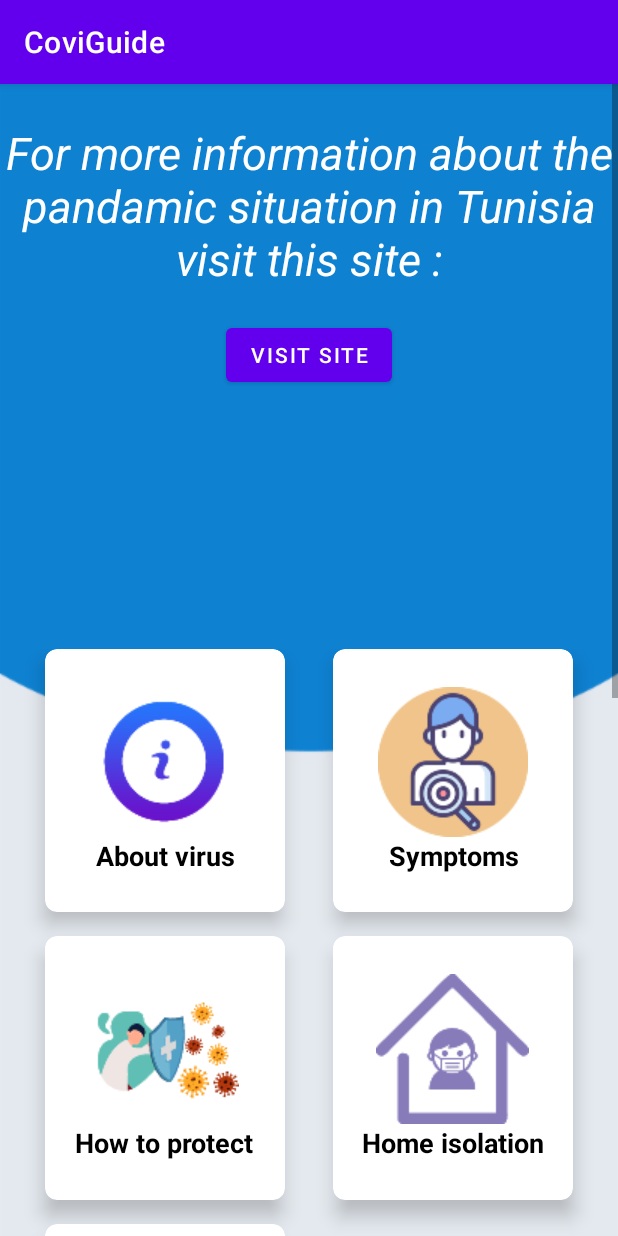
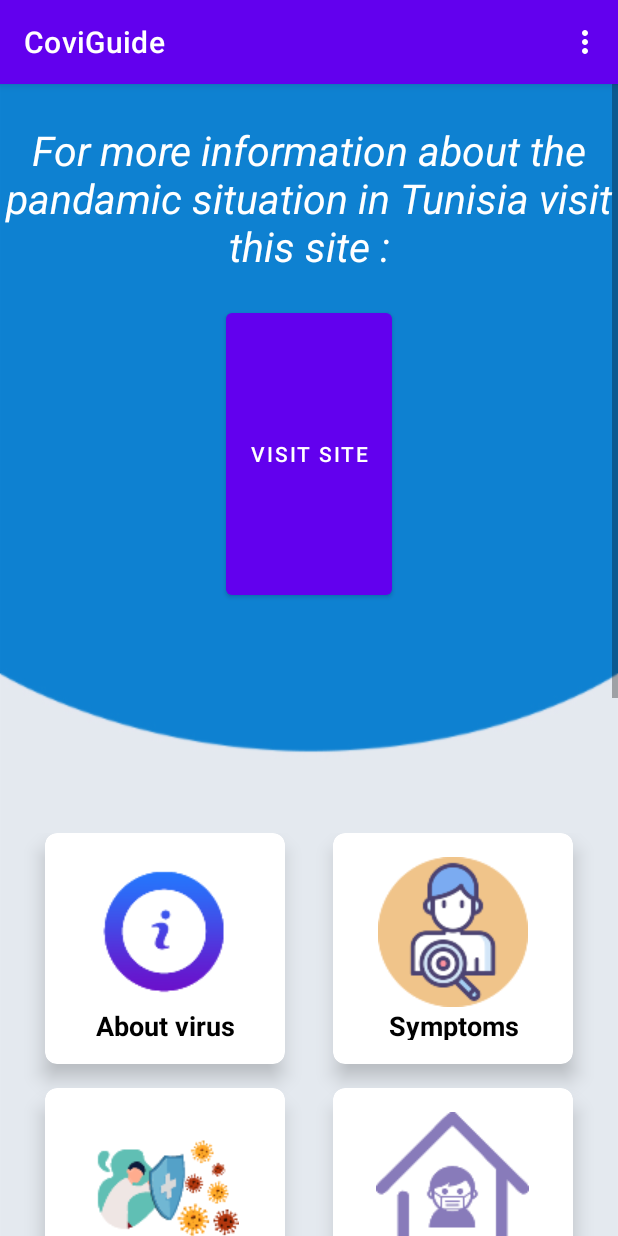
Before and after one commit to MarwaBD/AndroidProject, an Android app: the Home screen opened directly, with no data from a screen before it, on a phone screen of 412 x 824 dp. Run offline under Robolectric (Android 15) with nearby library versions, the phone set to English and light mode, and no system bars.

Commit message:
action bar adjustement

```diff
--- a/app/src/main/java/com/mma/coviguide/Home.java
+++ b/app/src/main/java/com/mma/coviguide/Home.java
@@ -1,11 +1,14 @@
 package com.mma.coviguide;
 
+import androidx.appcompat.app.ActionBar;
 import androidx.appcompat.app.AppCompatActivity;
 import androidx.cardview.widget.CardView;
 
 import android.content.Intent;
 import android.net.Uri;
 import android.os.Bundle;
+import android.view.Menu;
+import android.view.MenuItem;
 import android.view.View;
 import android.widget.GridLayout;
 import android.widget.Toast;
@@ -20,8 +23,35 @@ public class Home extends AppCompatActivity {
     protected void onCreate(Bundle savedInstanceState) {
         super.onCreate(savedInstanceState);
         setContentView(R.layout.activity_home);
+        ActionBar actionBar = getSupportActionBar();
+        actionBar.setTitle(getResources().getString(R.string.app_name));
         mainGrid = (GridLayout) findViewById(R.id.mainGrid);
         setSingleEvent(mainGrid);
+    }
+
+    public boolean onCreateOptionsMenu(Menu menu){
+        getMenuInflater().inflate(R.menu.main_menu, menu);
+        return true;
+    }
+    public boolean onOptionsItemSelected(MenuItem item){
+        int id = item.getItemId();
+        if (id == R.id.menu_home){
+            Intent myintent = new Intent(Home.this,Settings.class);
+            startActivity(myintent);
+
+            return false;
+        }
+        else if (id == R.id.aboutApp){
+            Intent myintent = new Intent(Home.this,AboutApp.class);
+            startActivity(myintent);
+
+            return false;
+        }
+        return super.onOptionsItemSelected(item);
+
+
+
+
     }
 
     public void open(View view){
--- a/app/src/main/java/com/mma/coviguide/Settings.java
+++ b/app/src/main/java/com/mma/coviguide/Settings.java
@@ -24,7 +24,7 @@ public class Settings extends AppCompatActivity {
         super.onCreate(savedInstanceState);
         loadLocal();
         setContentView(R.layout.activity_settings);
-        //change actionbar title, if you dont change it will be according to your system default language/english
+        //change actionbar title, unless it will be according to your system default language/english
         ActionBar actionBar = getSupportActionBar();
         actionBar.setTitle(getResources().getString(R.string.app_name));
 
@@ -40,7 +40,7 @@ public class Settings extends AppCompatActivity {
 
     private void showChangeLanguageDialog() {
         //array of languages
-        final String[] listItems = {"Francais","العربية"};
+        final String[] listItems = {"Francais","العربية","English"};
         AlertDialog.Builder mBuilder = new AlertDialog.Builder(Settings.this);
         mBuilder.setTitle("Choose language...");
         mBuilder.setSingleChoiceItems(listItems, -1, new DialogInterface.OnClickListener() {
--- a/app/src/main/res/layout/activity_home.xml
+++ b/app/src/main/res/layout/activity_home.xml
@@ -25,12 +25,12 @@
                 android:text="@string/hometext"
                 android:textAlignment="center"
                 android:textColor="@android:color/white"
-                android:textSize="30sp"
+                android:textSize="27sp"
                 android:textStyle="italic" />
 
             <Button
                 android:layout_width="wrap_content"
-                android:layout_height="wrap_content"
+                android:layout_height="200dp"
                 android:layout_below="@+id/textGrid"
                 android:layout_centerHorizontal="true"
                 android:onClick="open"
@@ -202,7 +202,7 @@
                         android:layout_height="wrap_content" />
 
                     <TextView
-                        android:text="Home isolation"
+                        android:text="@string/home_isolation"
                         android:textAlignment="center"
                         android:textColor="@android:color/black"
                         android:textSize="18sp"
--- a/app/src/main/res/menu/main_menu.xml
+++ b/app/src/main/res/menu/main_menu.xml
@@ -3,5 +3,8 @@
     <item android:id="@+id/menu_home"
         android:orderInCategory="100"
         android:title="@string/Settings" />
+    <item android:id="@+id/aboutApp"
+        android:orderInCategory="100"
+        android:title="@string/about" />
 
 </menu>
--- a/app/src/main/res/values/strings.xml
+++ b/app/src/main/res/values/strings.xml
@@ -59,4 +59,7 @@
     <string name="title5">About corona virus</string>
     <string name="title6">How to protect </string>
     <string name="Settings">Settings</string>
+    <string name="home_isolation">Home isolation</string>
+    <string name="about">About</string>
+    <string name="change_language">Change Language</string>
 </resources>
```
Also changed, not shown: app/src/main/java/com/mma/coviguide/AboutApp.java (+30 -0 lines), app/src/main/java/com/mma/coviguide/AboutVirus.java (+9 -0 lines), app/src/main/java/com/mma/coviguide/HomeIsolation.java (+10 -0 lines), app/src/main/java/com/mma/coviguide/HowToProtect.java (+9 -0 lines), app/src/main/java/com/mma/coviguide/Symptoms.java (+9 -0 lines), app/src/main/java/com/mma/coviguide/ThingsToDo.java (+9 -0 lines), app/src/main/res/layout/activity_settings.xml (+5 -2 lines), app/src/main/res/values/styles.xml (line endings or trailing spaces), 2 other files.
